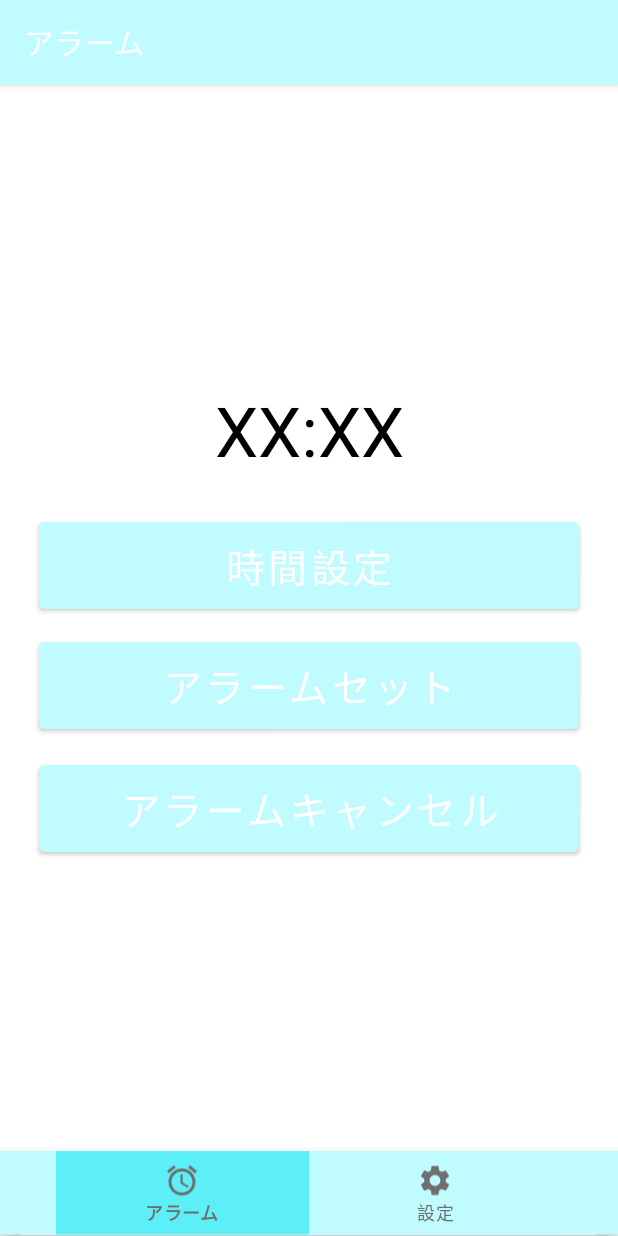
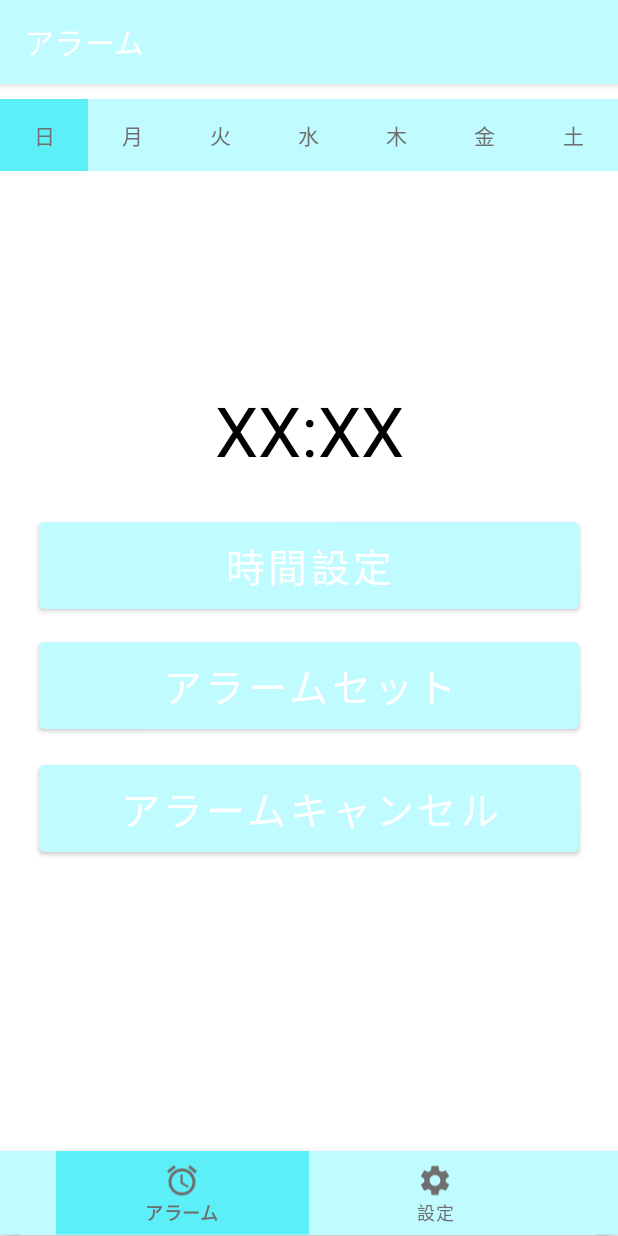
Before and after one commit to haruto0707/HACKU-Meijo-2023-codespaces, an Android app: the screen it shows after launch (MainActivity), after a tap on "アラームセット", on a phone screen of 412 x 824 dp. Run offline under Robolectric (Android 15) with nearby library versions, the phone set to English and light mode, and no system bars.

Commit message:
toggleButton saving point

```diff
--- a/app/src/main/java/com/raywenderlich/android/sleepguardian/AlarmService.kt
+++ b/app/src/main/java/com/raywenderlich/android/sleepguardian/AlarmService.kt
@@ -97,6 +97,10 @@ class AlarmService : Service() {
         mediaPlayer.stop()
         // 通知をキャンセル
         notificationManager.cancel(NOTIFICATION_ID)
+
+        // SleepReceiverをトリガーするインテントを送信
+        val triggerIntent = Intent("com.raywenderlich.android.ACTION_TRIGGER_SLEEP_RECEIVER")
+        sendBroadcast(triggerIntent)  // context?.sendBroadcast(triggerIntent) から変更
     }
 
     companion object {
--- a/app/src/main/java/com/raywenderlich/android/sleepguardian/Home.kt
+++ b/app/src/main/java/com/raywenderlich/android/sleepguardian/Home.kt
@@ -13,6 +13,7 @@ import android.view.View
 import android.view.ViewGroup
 import android.widget.Button
 import android.widget.Toast
+import android.widget.ToggleButton
 import androidx.fragment.app.Fragment
 import com.google.android.material.timepicker.MaterialTimePicker
 import com.google.android.material.timepicker.TimeFormat
@@ -41,7 +42,112 @@ class Home : Fragment() {
 
         binding = FragmentHomeBinding.inflate(layoutInflater)
         createNotificationChannel()
+        // トグルボタンの初期設定とリスナーの設定
+        initializeToggleButtons()
+
     }
+
+    // 曜日の選択状態を保存する
+    private fun saveDaySelection(day: String, isSelected: Boolean) {
+        val prefs = requireContext().getSharedPreferences("DaySelections", Context.MODE_PRIVATE)
+        prefs.edit().putBoolean(day, isSelected).apply()
+    }
+
+    private fun initializeToggleButtons() {
+        binding.toggleSunday.isChecked = true
+        updateToggleButtonStyle(binding.toggleSunday, true)
+        displayAlarmTimeForDay("Sunday")
+
+        val toggleButtonListener = View.OnClickListener { view ->
+            val selectedToggleButton = view as ToggleButton
+            val day = getDayFromToggleButton(selectedToggleButton.id)
+            if (selectedToggleButton.isChecked) {
+                deselectOtherToggleButtons(selectedToggleButton.id)
+                updateToggleButtonStyle(selectedToggleButton, true)
+                saveDaySelection(day, true)
+            } else {
+                updateToggleButtonStyle(selectedToggleButton, false)
+                saveDaySelection(day, false)
+            }
+            displayAlarmTimeForDay(day)
+        }
+
+
+        binding.toggleSunday.setOnClickListener(toggleButtonListener)
+        binding.toggleMonday.setOnClickListener(toggleButtonListener)
+        binding.toggleTuesday.setOnClickListener(toggleButtonListener)
+        binding.toggleWednesday.setOnClickListener(toggleButtonListener)
+        binding.toggleThursday.setOnClickListener(toggleButtonListener)
+        binding.toggleFriday.setOnClickListener(toggleButtonListener)
+        binding.toggleSaturday.setOnClickListener(toggleButtonListener)
+    }
+
+    private fun saveAlarmTimeForDay(day: String, timeInMillis: Long) {
+        val sharedPreferences = requireContext().getSharedPreferences("AlarmTimePerDay", Context.MODE_PRIVATE)
+        sharedPreferences.edit().putLong(day, timeInMillis).apply()
+    }
+
+    private fun displayAlarmTimeForDay(day: String) {
+        val sharedPreferences = requireContext().getSharedPreferences("AlarmTimePerDay", Context.MODE_PRIVATE)
+        val savedTimeInMillis = sharedPreferences.getLong(day, -1L)
+
+        if (savedTimeInMillis != -1L) {
+            val calendar = Calendar.getInstance().apply { timeInMillis = savedTimeInMillis }
+            val formattedTime = formatTime(calendar[Calendar.HOUR_OF_DAY], calendar[Calendar.MINUTE])
+            binding.selectedTime.text = formattedTime
+        } else {
+            binding.selectedTime.text = "XX:XX"
+        }
+    }
+
+
+    // IDから曜日を取得する
+    private fun getDayFromToggleButton(id: Int): String {
+        return when (id) {
+            R.id.toggleSunday -> "Sunday"
+            R.id.toggleMonday -> "Monday"
+            R.id.toggleTuesday -> "Tuesday"
+            R.id.toggleWednesday -> "Wednesday"
+            R.id.toggleThursday -> "Thursday"
+            R.id.toggleFriday -> "Friday"
+            R.id.toggleSaturday -> "Saturday"
+            else -> ""
+        }
+    }
+
+    private fun deselectOtherToggleButtons(selectedId: Int) {
+        val allToggleButtons = listOf(
+            binding.toggleSunday,
+            binding.toggleMonday,
+            binding.toggleTuesday,
+            binding.toggleWednesday,
+            binding.toggleThursday,
+            binding.toggleFriday,
+            binding.toggleSaturday
+        )
+
+        for (toggleButton in allToggleButtons) {
+            if (toggleButton.id != selectedId) {
+                toggleButton.isChecked = false
+                updateToggleButtonStyle(toggleButton, false)
+            }
+        }
+    }
+
+
+    private fun updateToggleButtonStyle(toggleButton: ToggleButton, isSelected: Boolean) {
+
+        if (isSelected) {
+            toggleButton.setBackgroundResource(R.color.selectedColor)
+            toggleButton.setTextColor(resources.getColor(R.color.selectedTextColor))
+        } else {
+            toggleButton.setBackgroundResource(R.color.unselectedColor)
+            toggleButton.setTextColor(resources.getColor(R.color.unselectedTextColor))
+        }
+
+    }
+
+
 
     private fun createNotificationChannel() {
         if (Build.VERSION.SDK_INT >= 26) {
@@ -69,6 +175,7 @@ class Home : Fragment() {
         binding.setAlarmBtn.setOnClickListener {
             // ここにアラームを設定する処理を追加
             setAlarm()
+            resetAlarmScheduledFlag()
         }
         binding.cancelAlarmBtn.setOnClickListener {
             // ここにアラームをキャンセルする処理を追加
@@ -84,6 +191,11 @@ class Home : Fragment() {
         }
 
         return view
+    }
+
+    private fun resetAlarmScheduledFlag() {
+        val prefs = requireContext().getSharedPreferences("SleepReceiverPrefs", Context.MODE_PRIVATE)
+        prefs.edit().putBoolean("isAlarmScheduled", false).apply()
     }
 
     private fun getSavedAlarmTime(): Long {
@@ -126,6 +238,7 @@ class Home : Fragment() {
     }
 
     private fun setAlarm() {
+
         // AlarmManagerを取得
         alarmManager = requireContext().getSystemService(Context.ALARM_SERVICE) as AlarmManager
 
@@ -138,6 +251,17 @@ class Home : Fragment() {
             PendingIntent.FLAG_UPDATE_CURRENT or PendingIntent.FLAG_IMMUTABLE
         )
 
+        val prefs = requireContext().getSharedPreferences("DaySelections", Context.MODE_PRIVATE)
+//        val isSundaySelected = prefs.getBoolean("Sunday", false)
+//        val isMondaySelected = prefs.getBoolean("Monday", false)
+//        val isTuesdaySelected = prefs.getBoolean("Tuesday",false)
+//        val isWednesdaySelected = prefs.getBoolean("Wednesday",false)
+//        val isThursdaySelected = prefs.getBoolean("Thursday",false)
+//        val isFridaySelected = prefs.getBoolean("Friday",false)
+//        val isSaturdaySelected = prefs.getBoolean("Saturday",false)
+
+
+
         // ユーザーが選択した時刻をセット
         calendar = Calendar.getInstance()
         calendar[Calendar.HOUR_OF_DAY] = picker.hour
@@ -146,18 +270,77 @@ class Home : Fragment() {
         calendar[Calendar.MILLISECOND] = 0
 
         // SharedPreferencesにユーザーが選択した時刻を保存
-        saveAlarmTime(calendar.timeInMillis)
-
-        // アラームを設定
-        alarmManager.setRepeating(
-            AlarmManager.RTC_WAKEUP,
-            calendar.timeInMillis,
-            AlarmManager.INTERVAL_DAY,
-            pendingIntent
-        )
+        if (prefs.getBoolean("Sunday", false)) {
+            setSingleAlarmForDay("Sunday", Calendar.SUNDAY)
+        }
+        if (prefs.getBoolean("Monday", false)) {
+            setSingleAlarmForDay("Monday", Calendar.MONDAY)
+        }
+        if (prefs.getBoolean("Tuesday", false)) {
+            setSingleAlarmForDay("Tuesday", Calendar.TUESDAY)
+        }
+        if (prefs.getBoolean("Wednesday", false)) {
+            setSingleAlarmForDay("Wednesday", Calendar.WEDNESDAY)
+        }
+        if (prefs.getBoolean("Thursday", false)) {
+            setSingleAlarmForDay("Thursday", Calendar.THURSDAY)
+        }
+        if (prefs.getBoolean("Friday", false)) {
+            setSingleAlarmForDay("Friday", Calendar.FRIDAY)
+        }
+        if (prefs.getBoolean("Saturday", false)) {
+            setSingleAlarmForDay("Saturday", Calendar.SATURDAY)
+        }
 
         Toast.makeText(requireContext(), "アラームをセットしました", Toast.LENGTH_SHORT).show()
     }
+
+    private fun setSingleAlarmForDay(day: String, dayOfWeek: Int) {
+        val sharedPreferences = requireContext().getSharedPreferences("AlarmTimePerDay", Context.MODE_PRIVATE)
+        val timeInMillis = sharedPreferences.getLong(day, -1L)
+
+        if (timeInMillis != -1L) {
+            val alarmCalendar = getNextAlarmCalendar(timeInMillis, dayOfWeek)
+            val intent = Intent(requireContext(), AlarmReceiver::class.java)
+            val pendingIntent = PendingIntent.getBroadcast(
+                requireContext(),
+                dayOfWeek,  // 使用している曜日を識別するためのユニークなIDとして
+                intent,
+                PendingIntent.FLAG_UPDATE_CURRENT
+            )
+
+            alarmManager.setExact(AlarmManager.RTC_WAKEUP, alarmCalendar.timeInMillis, pendingIntent)
+        }
+    }
+
+    private fun getNextAlarmCalendar(timeInMillis: Long, dayOfWeek: Int): Calendar {
+        val alarmCalendar = Calendar.getInstance().apply {
+            this.timeInMillis = timeInMillis
+            set(Calendar.DAY_OF_WEEK, dayOfWeek)
+            if (this.before(Calendar.getInstance())) {
+                add(Calendar.WEEK_OF_YEAR, 1)
+            }
+        }
+        return alarmCalendar
+    }
+
+
+    private fun setSingleAlarm(alarmCalendar: Calendar) {
+        val intent = Intent(requireContext(), AlarmReceiver::class.java)
+        val pendingIntent = PendingIntent.getBroadcast(
+            requireContext(),
+            0,
+            intent,
+            PendingIntent.FLAG_UPDATE_CURRENT or PendingIntent.FLAG_IMMUTABLE
+        )
+        alarmManager.setExact(
+            AlarmManager.RTC_WAKEUP,
+            alarmCalendar.timeInMillis,
+            pendingIntent
+        )
+    }
+
+
 
     private fun saveAlarmTime(timeInMillis: Long) {
         val sharedPreferences = requireContext().getSharedPreferences("AlarmPreferences", Context.MODE_PRIVATE)
@@ -182,26 +365,38 @@ class Home : Fragment() {
         picker.show(parentFragmentManager, "Sleep Guardian")
 
         picker.addOnPositiveButtonClickListener {
-            val formattedTime = if (picker.hour > 12) {
-                String.format("%02d", picker.hour - 12) + ":" + String.format(
-                    "%02d",
-                    picker.minute
-                ) + "PM"
-            } else {
-                String.format("%02d", picker.hour) + ":" + String.format(
-                    "%02d",
-                    picker.minute
-                ) + "AM"
+            val selectedDay = getSelectedDay()
+            if (selectedDay.isNotEmpty()) {
+                val formattedTime = formatTime(picker.hour, picker.minute)
+                binding.selectedTime.text = formattedTime
+                val selectedCalendar = Calendar.getInstance().apply {
+                    set(Calendar.HOUR_OF_DAY, picker.hour)
+                    set(Calendar.MINUTE, picker.minute)
+                    set(Calendar.SECOND, 0)
+                    set(Calendar.MILLISECOND, 0)
+                }
+                saveAlarmTimeForDay(selectedDay, selectedCalendar.timeInMillis)
             }
+        }
+    }
 
-            binding.selectedTime.text = formattedTime
+    private fun formatTime(hour: Int, minute: Int): String {
+        return String.format("%02d:%02d", hour, minute)
+    }
 
-            calendar = Calendar.getInstance()
-            calendar[Calendar.HOUR_OF_DAY] = picker.hour
-            calendar[Calendar.MINUTE] = picker.minute
-            calendar[Calendar.SECOND] = 0
-            calendar[Calendar.MILLISECOND] = 0
+
+    private fun getSelectedDay(): String {
+        return when{
+            binding.toggleSunday.isChecked -> "Sunday"
+            binding.toggleMonday.isChecked -> "Monday"
+            binding.toggleTuesday.isChecked -> "Tuesday"
+            binding.toggleWednesday.isChecked -> "Wednesday"
+            binding.toggleThursday.isChecked -> "Thursday"
+            binding.toggleFriday.isChecked -> "Friday"
+            binding.toggleSaturday.isChecked -> "Saturday"
+            else -> ""
         }
+
     }
 
     companion object {
--- a/app/src/main/res/layout/fragment_home.xml
+++ b/app/src/main/res/layout/fragment_home.xml
@@ -51,7 +51,78 @@
         android:textSize="26dp"
         android:translationY="440dp" />
 
+    <LinearLayout
+        android:layout_width="match_parent"
+        android:layout_height="wrap_content"
+        android:orientation="horizontal"
+        android:layout_marginTop="10dp"
+        android:layout_marginBottom="10dp"
+        android:gravity="center">
 
+        <ToggleButton
+            android:id="@+id/toggleSunday"
+            style="@style/ToggleUnselected"
+            android:layout_width="0dp"
+            android:layout_height="wrap_content"
+            android:layout_weight="1"
+            android:textOn="日"
+            android:textOff="日"
+            android:checked="false" />
+        <ToggleButton
+            android:id="@+id/toggleMonday"
+            style="@style/ToggleUnselected"
+            android:layout_width="0dp"
+            android:layout_height="wrap_content"
+            android:layout_weight="1"
+            android:textOn="月"
+            android:textOff="月"
+            android:checked="false" />
+        <ToggleButton
+            android:id="@+id/toggleTuesday"
+            style="@style/ToggleUnselected"
+            android:layout_width="0dp"
+            android:layout_height="wrap_content"
+            android:layout_weight="1"
+            android:textOn="火"
+            android:textOff="火"
+            android:checked="false" />
+        <ToggleButton
+            android:id="@+id/toggleWednesday"
+            style="@style/ToggleUnselected"
+            android:layout_width="0dp"
+            android:layout_height="wrap_content"
+            android:layout_weight="1"
+            android:textOn="水"
+            android:textOff="水"
+            android:checked="false" />
+        <ToggleButton
+            android:id="@+id/toggleThursday"
+            style="@style/ToggleUnselected"
+            android:layout_width="0dp"
+            android:layout_height="wrap_content"
+            android:layout_weight="1"
+            android:textOn="木"
+            android:textOff="木"
+            android:checked="false" />
+        <ToggleButton
+            android:id="@+id/toggleFriday"
+            style="@style/ToggleUnselected"
+            android:layout_width="0dp"
+            android:layout_height="wrap_content"
+            android:layout_weight="1"
+            android:textOn="金"
+            android:textOff="金"
+            android:checked="false" />
+        <ToggleButton
+            android:id="@+id/toggleSaturday"
+            style="@style/ToggleUnselected"
+            android:layout_width="0dp"
+            android:layout_height="wrap_content"
+            android:layout_weight="1"
+            android:textOn="土"
+            android:textOff="土"
+            android:checked="false" />
 
+    </LinearLayout>
 
 </FrameLayout>
--- a/app/src/main/res/values/colors.xml
+++ b/app/src/main/res/values/colors.xml
@@ -7,4 +7,8 @@
   <color name="topWhite">#FFFFFF</color>
   <color name="titleTextColor">#6F6F6F</color>
   <color name="pressedColor">#5CEFF8</color>
+  <color name="selectedColor">#5CEFF8</color>
+  <color name="selectedTextColor">#6F6F6F</color>
+  <color name="unselectedColor">#BFFBFF</color>
+  <color name="unselectedTextColor">#6F6F6F</color>
 </resources>
--- a/app/src/main/res/values/styles.xml
+++ b/app/src/main/res/values/styles.xml
@@ -28,5 +28,17 @@
     <item name="tint">#6F6F6F</item>
   </style>
 
+  <!-- 選択された曜日のスタイル -->
+  <style name="ToggleSelected">
+    <item name="android:background">@color/selectedColor</item>
+    <item name="android:textColor">@color/selectedTextColor</item>
+  </style>
+
+  <!-- 非選択の曜日のスタイル -->
+  <style name="ToggleUnselected">
+    <item name="android:background">@color/unselectedColor</item>
+    <item name="android:textColor">@color/unselectedTextColor</item>
+  </style>
+
 
 </resources>
```
Also changed, not shown: app/src/main/java/com/raywenderlich/android/sleepguardian/receiver/SleepReceiver.kt (+18 -26 lines), app/src/main/java/com/raywenderlich/android/sleepguardian/receiver/StopButtonReceiver.kt (+13 -4 lines), 593 other files.
